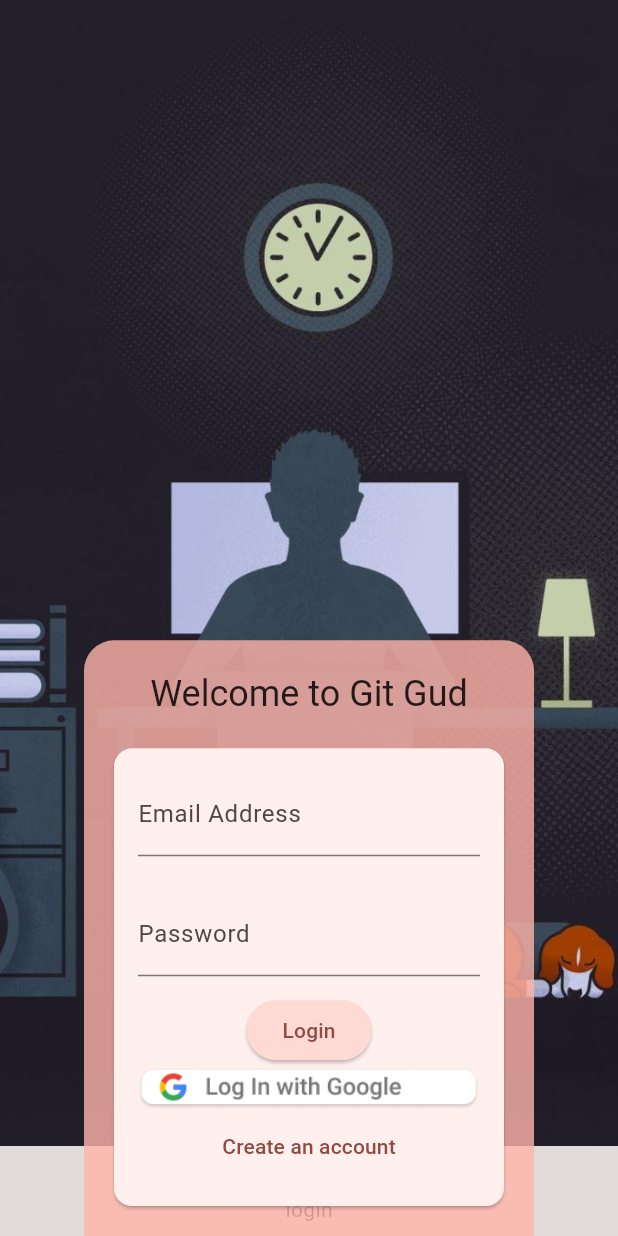
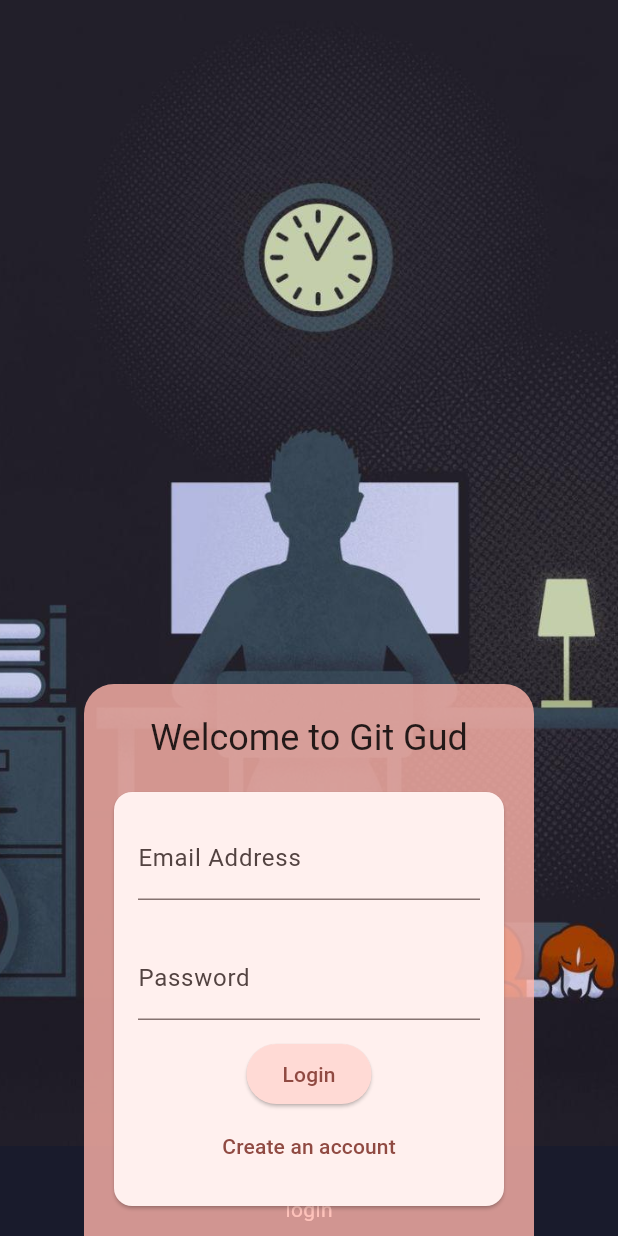
Before and after one commit to Git-Gud-WinSpark/Frontend, a Flutter app: the screen it shows after launch, after a tap on "login", on a phone screen of 412 x 824 dp. Run offline on Flutter 3.47's test engine with Material 3 defaults, Android fonts, the phone set to English and light mode, and no system bars; our stand-ins replace cloud_firestore, firebase_auth, firebase_core, firebase_storage, flutter_riverpod, google_sign_in and 1 more; accounts and stored records are empty.

Commit message:
fixed the login error

```diff
--- a/lib/screens/auth.dart
+++ b/lib/screens/auth.dart
@@ -26,7 +26,7 @@ class _AuthScreenState extends ConsumerState<AuthScreen> {
   var _enteredEmail = "";
   var _enteredPassword = "";
   var _enteredUsername = "";
-  File? _selectedImage;
+  File _selectedImage = File("assets/images/sample.jpeg");
   var _isAuthenticating = false;
 
   void _submit() async {
@@ -42,6 +42,7 @@ class _AuthScreenState extends ConsumerState<AuthScreen> {
           final userCredential = await _firebase.signInWithEmailAndPassword(
               email: _enteredEmail, password: _enteredPassword);
           print("Done");
+          Navigator.of(context).pop();
 
           ref.watch(loginProvider.notifier).login();
         } on FirebaseAuthException catch (e) {
@@ -70,7 +71,12 @@ class _AuthScreenState extends ConsumerState<AuthScreen> {
             'image_url': imageUrl,
             'email': _enteredEmail,
           });
+          print("Here");
+          Navigator.of(context).pop();
           ref.watch(loginProvider.notifier).login();
+          setState(() {
+            _isAuthenticating = false;
+          });
         } on FirebaseAuthException catch (error) {
           if (error.code == 'email-already-in-use') {
             // ...
@@ -229,12 +235,12 @@ class _AuthScreenState extends ConsumerState<AuthScreen> {
                               !_isLogin ? 'Sign up' : 'Login',
                             ),
                           ),
-                        InkWell(
-                          onTap: () async {
-                            await signInWithGoogle();
-                          },
-                          child: Image.asset("assets/images/google.png"),
-                        ),
+                        // InkWell(
+                        //   onTap: () async {
+                        //     await signInWithGoogle();
+                        //   },
+                        //   child: Image.asset("assets/images/google.png"),
+                        // ),
                         if (!_isAuthenticating)
                           TextButton(
                             onPressed: () {
--- a/lib/screens/start_screen.dart
+++ b/lib/screens/start_screen.dart
@@ -1,4 +1,5 @@
 import 'package:flutter/material.dart';
+import 'package:flutter/rendering.dart';
 import 'package:flutter_riverpod/flutter_riverpod.dart';
 import 'package:frontend/screens/auth.dart';
 
@@ -38,16 +39,19 @@ class _StartscreenState extends ConsumerState<Startscreen> {
   @override
   Widget build(BuildContext context) {
     return Scaffold(
+      resizeToAvoidBottomInset: false,
       body: Center(
         child: Image.asset(
           "assets/images/image.jpg",
-          fit: BoxFit.fitHeight,
+          fit: BoxFit.cover,
           height: double.infinity,
         ),
       ),
       bottomNavigationBar: Container(
         height: 60,
-        color: Colors.black12,
+        decoration: BoxDecoration(
+          color: Color.fromARGB(255, 25, 27, 44),
+        ),
         child: InkWell(
           onTap: () => _openLoginOverlay(),
           child: const Padding(
@@ -56,8 +60,9 @@ class _StartscreenState extends ConsumerState<Startscreen> {
               children: [
                 Icon(
                   Icons.login,
+                  color: Colors.white,
                 ),
-                Text('login'),
+                Text('login', style: TextStyle(color: Colors.white)),
               ],
             ),
           ),
```
Also changed, not shown: assets/images/sample.jpg (added).
